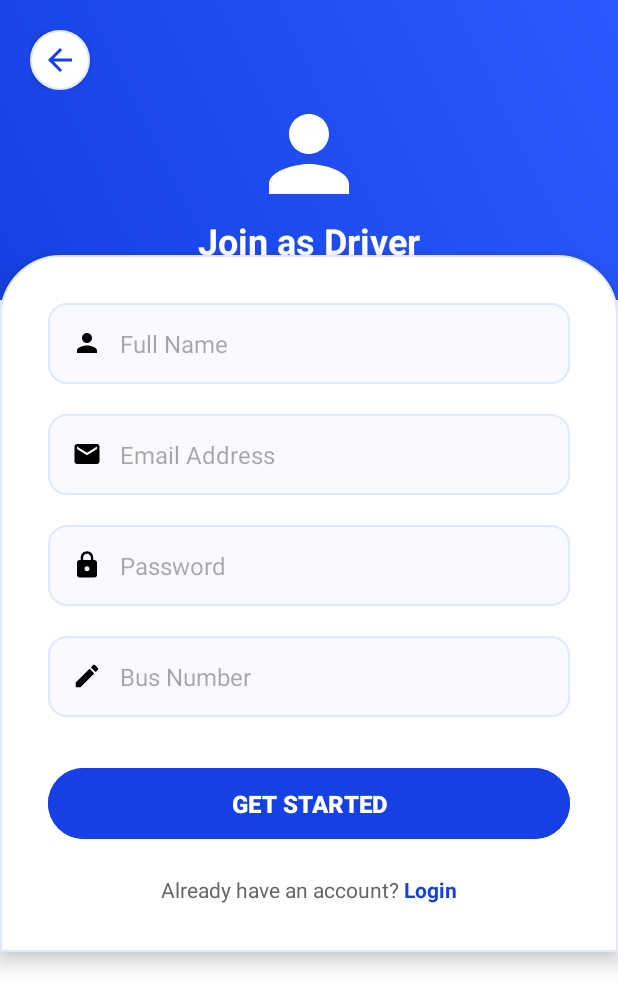
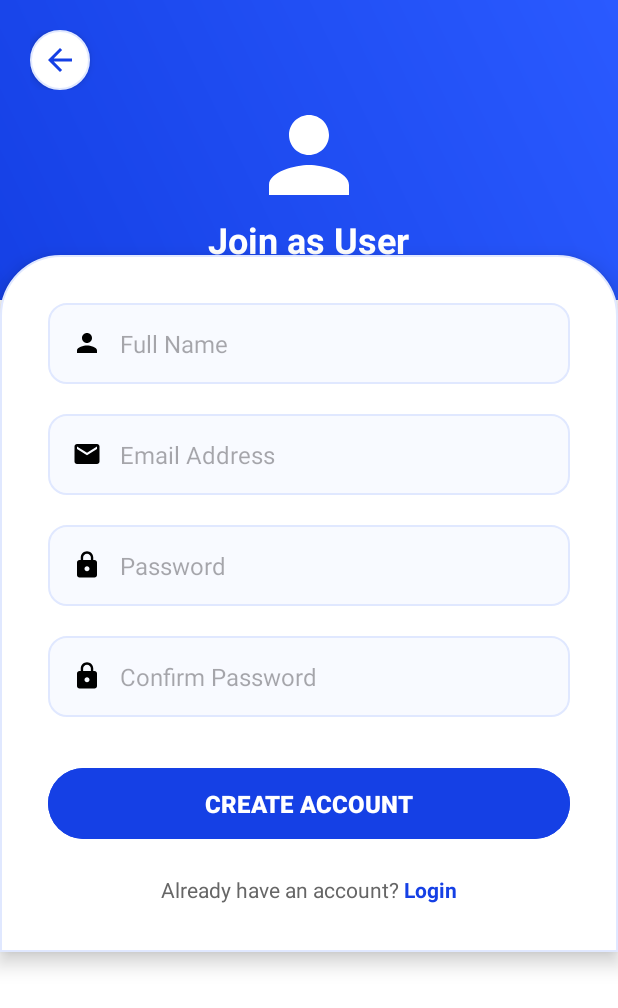
Before and after one commit to jags-web/EduWay, an Android app: the User screen opened directly, with no data from a screen before it, on a phone screen of 412 x 824 dp. Shown: the top 1008 px of the screen. Run offline under Robolectric (Android 15) with nearby library versions, the phone set to English and light mode, and no system bars.

Commit message:
update aj ka

```diff
--- a/app/src/main/AndroidManifest.xml
+++ b/app/src/main/AndroidManifest.xml
@@ -11,27 +11,31 @@
         android:roundIcon="@mipmap/ic_launcher_round"
         android:supportsRtl="true"
         android:theme="@style/Theme.EduWay">
+
         <activity
-            android:name=".login"
+            android:name=".Login"
             android:exported="false" />
+
         <activity
-            android:name=".user"
+            android:name=".User"
             android:exported="false" />
+
         <activity
-            android:name=".driver"
+            android:name=".Driver"
             android:exported="false" />
+
         <activity
             android:name=".Splash_screen"
             android:exported="true">
             <intent-filter>
                 <action android:name="android.intent.action.MAIN" />
-
                 <category android:name="android.intent.category.LAUNCHER" />
             </intent-filter>
         </activity>
+
         <activity
             android:name=".MainActivity"
             android:exported="true" />
+
     </application>
-
 </manifest>
--- a/app/src/main/java/com/example/eduway/login.java
+++ b/app/src/main/java/com/example/eduway/Login.java
@@ -8,13 +8,15 @@ import androidx.core.graphics.Insets;
 import androidx.core.view.ViewCompat;
 import androidx.core.view.WindowInsetsCompat;
 
-public class login extends AppCompatActivity {
+public class Login extends AppCompatActivity {
 
     @Override
     protected void onCreate(Bundle savedInstanceState) {
         super.onCreate(savedInstanceState);
         EdgeToEdge.enable(this);
         setContentView(R.layout.activity_login);
+
+        // Fix for edge-to-edge layout padding
         ViewCompat.setOnApplyWindowInsetsListener(findViewById(R.id.main), (v, insets) -> {
             Insets systemBars = insets.getInsets(WindowInsetsCompat.Type.systemBars());
             v.setPadding(systemBars.left, systemBars.top, systemBars.right, systemBars.bottom);
--- a/app/src/main/java/com/example/eduway/driver.java
+++ b/app/src/main/java/com/example/eduway/User.java
@@ -8,13 +8,15 @@ import androidx.core.graphics.Insets;
 import androidx.core.view.ViewCompat;
 import androidx.core.view.WindowInsetsCompat;
 
-public class driver extends AppCompatActivity {
+public class User extends AppCompatActivity {
 
     @Override
     protected void onCreate(Bundle savedInstanceState) {
         super.onCreate(savedInstanceState);
         EdgeToEdge.enable(this);
-        setContentView(R.layout.activity_driver);
+        setContentView(R.layout.activity_user);
+
+        // Fix edge-to-edge layout padding
         ViewCompat.setOnApplyWindowInsetsListener(findViewById(R.id.main), (v, insets) -> {
             Insets systemBars = insets.getInsets(WindowInsetsCompat.Type.systemBars());
             v.setPadding(systemBars.left, systemBars.top, systemBars.right, systemBars.bottom);
--- a/app/src/main/res/layout/activity_user.xml
+++ b/app/src/main/res/layout/activity_user.xml
@@ -1,9 +1,11 @@
 <?xml version="1.0" encoding="utf-8"?>
 <ScrollView xmlns:android="http://schemas.android.com/apk/res/android"
+    android:id="@+id/main"
     android:layout_width="match_parent"
     android:layout_height="match_parent"
     android:background="#FFFFFF"
-    android:fillViewport="true">
+    android:fillViewport="true"
+    android:fitsSystemWindows="true">
 
     <LinearLayout
         android:layout_width="match_parent"
@@ -22,6 +24,7 @@
             <LinearLayout
                 android:layout_width="match_parent"
                 android:layout_height="wrap_content">
+
                 <ImageButton
                     android:id="@+id/btnBack"
                     android:layout_width="40dp"
@@ -39,13 +42,11 @@
                 android:gravity="center"
                 android:orientation="vertical">
 
-                <!-- User Icon -->
                 <ImageView
                     android:layout_width="80dp"
                     android:layout_height="80dp"
                     android:src="@drawable/ic_user_profile" />
 
-                <!-- Text -->
                 <TextView
                     android:layout_width="wrap_content"
                     android:layout_height="wrap_content"
@@ -54,7 +55,6 @@
                     android:textColor="#FFFFFF"
                     android:textSize="24sp"
                     android:textStyle="bold" />
-
             </LinearLayout>
 
         </LinearLayout>
@@ -97,8 +97,6 @@
                     android:paddingEnd="12dp" />
 
             </LinearLayout>
-
-            <!-- Roll Number Field -->
 
             <!-- Email Field -->
             <LinearLayout
```
Also changed, not shown: app/src/main/java/com/example/eduway/Driver.java (renamed from app/src/main/java/com/example/eduway/user.java, +4 -4 lines), app/src/main/java/com/example/eduway/MainActivity.java (+23 -9 lines), app/src/main/java/com/example/eduway/Splash_screen.java (+3 -5 lines), app/src/main/res/layout/activity_login.xml (+3 -9 lines).
